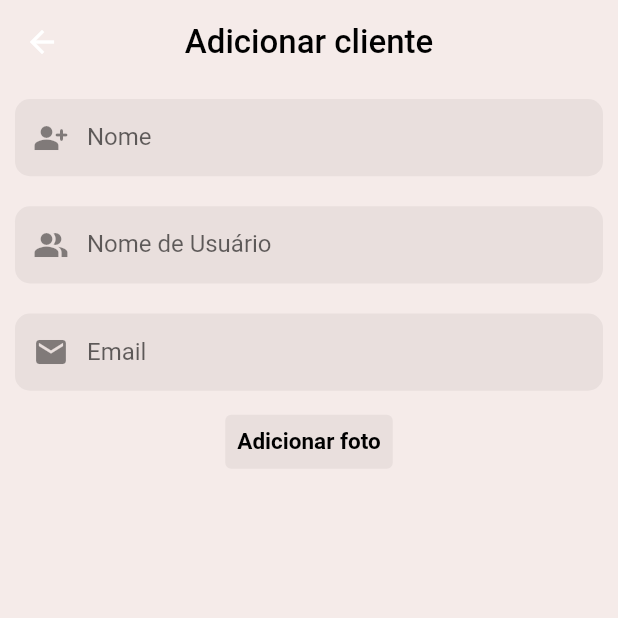
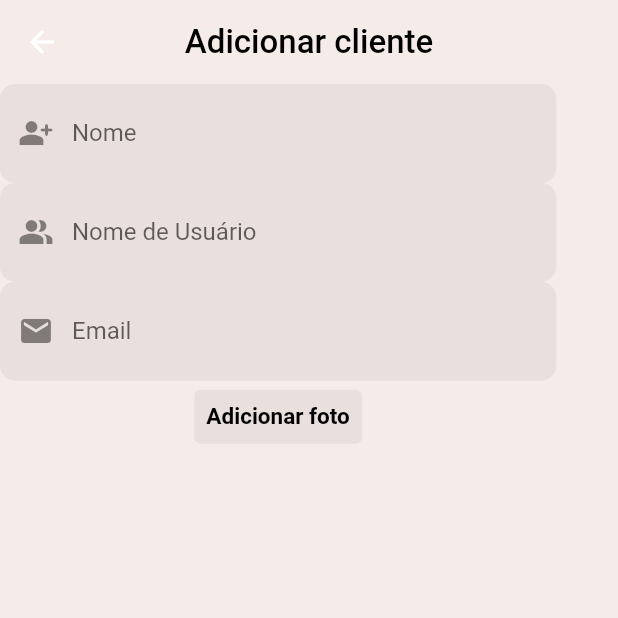
Before and after one commit to CodNameLouis/Clients-Manager, a Flutter app: the AddClientsPage screen opened by its route, on a phone screen of 412 x 824 dp, the top half of it. Run offline on Flutter 3.47's test engine with Material 2 defaults, Android fonts, the light colour scheme and no system bars; our stand-ins replace get; network calls fail.

Commit message:
[ADD]Chande bodyHome

```diff
--- a/lib/presenter/add_clients/widgets/body_add_clients.dart
+++ b/lib/presenter/add_clients/widgets/body_add_clients.dart
@@ -8,22 +8,30 @@ class BodyAddClients extends StatelessWidget {
 
   @override
   Widget build(BuildContext context) {
+    double height = MediaQuery.of(context).size.height;
+    double width = MediaQuery.of(context).size.width;
     return Column(
       crossAxisAlignment: CrossAxisAlignment.center,
-      children: const [
+      children: [
         DefaultTextFormWidget(
+          height: height,
+          width: width,
           labelText: "Nome",
           prefixIcon: Icons.person_add_alt_rounded,
         ),
         DefaultTextFormWidget(
+          height: height,
+          width: width,
           labelText: "Nome de Usuário",
           prefixIcon: Icons.people_alt,
         ),
         DefaultTextFormWidget(
+          height: height,
+          width: width,
           labelText: "Email",
           prefixIcon: Icons.email,
         ),
-        DefaultTextButton(title: 'Adicionar foto'),
+        const DefaultTextButton(title: 'Adicionar foto'),
       ],
     );
   }
--- a/lib/shared/widgets/defaultTextFormField.dart
+++ b/lib/shared/widgets/defaultTextFormField.dart
@@ -22,6 +22,8 @@ class DefaultTextFormWidget extends StatelessWidget {
   final Widget? suffixIcon;
   final bool showSuffixIcon;
   final double paddingHorizontal;
+  final double height;
+  final double width;
 
   const DefaultTextFormWidget({
     Key? key,
@@ -47,14 +49,15 @@ class DefaultTextFormWidget extends StatelessWidget {
       color: Colors.red,
     ),
     this.paddingHorizontal = 0,
+    required this.height,
+    required this.width,
   }) : super(key: key);
 
   @override
   Widget build(BuildContext context) {
     return Container(
-      margin: const EdgeInsets.symmetric(vertical: 10, horizontal: 10),
-      height: context.width / 8,
-      width: context.width / 1,
+      height: height * 0.08,
+      width: width * 0.9,
       alignment: Alignment.center,
       decoration: BoxDecoration(
         color: Colors.black.withOpacity(.05),
```
Also changed, not shown: lib/presenter/edit_client/widgets/body_edit_client.dart (+10 -2 lines), lib/presenter/home/widgets/body_home.dart (+12 -5 lines).
